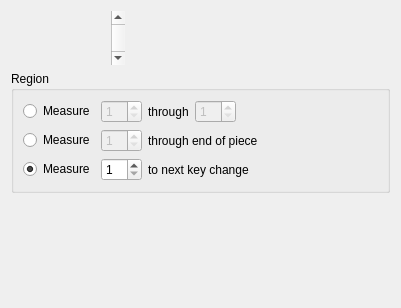
Before: the Qt Designer form shapes/musicshape/dialogs/KeySignatureDialog.ui in KDE/calligra, drawn with Qt 5.
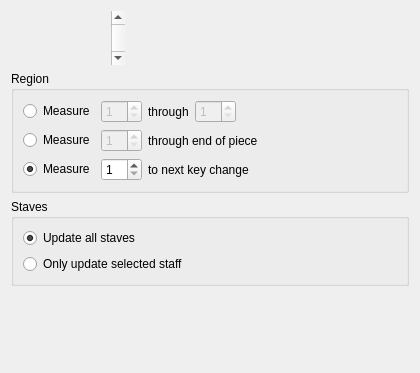
After: the same form once the commit is applied. Custom widgets are drawn as their Qt base class.

Commit message: make it possible to change key signature on just one staff or all staves

The edit to the form file:
```diff
--- a/shapes/musicshape/dialogs/KeySignatureDialog.ui
+++ b/shapes/musicshape/dialogs/KeySignatureDialog.ui
@@ -5,8 +5,8 @@
    <rect>
     <x>0</x>
     <y>0</y>
-    <width>401</width>
-    <height>308</height>
+    <width>420</width>
+    <height>373</height>
    </rect>
   </property>
   <property name="windowTitle" >
@@ -202,6 +202,32 @@
      </layout>
     </widget>
    </item>
+   <item>
+    <widget class="QGroupBox" name="groupBox_2" >
+     <property name="title" >
+      <string>Staves</string>
+     </property>
+     <layout class="QVBoxLayout" >
+      <item>
+       <widget class="QRadioButton" name="allStaves" >
+        <property name="text" >
+         <string>Update all staves</string>
+        </property>
+        <property name="checked" >
+         <bool>true</bool>
+        </property>
+       </widget>
+      </item>
+      <item>
+       <widget class="QRadioButton" name="selectedStaff" >
+        <property name="text" >
+         <string>Only update selected staff</string>
+        </property>
+       </widget>
+      </item>
+     </layout>
+    </widget>
+   </item>
    <item>
     <spacer>
      <property name="orientation" >
@@ -210,7 +236,7 @@
      <property name="sizeHint" >
       <size>
        <width>20</width>
-       <height>40</height>
+       <height>31</height>
       </size>
      </property>
     </spacer>
```
The commit also changes 4 other files.
